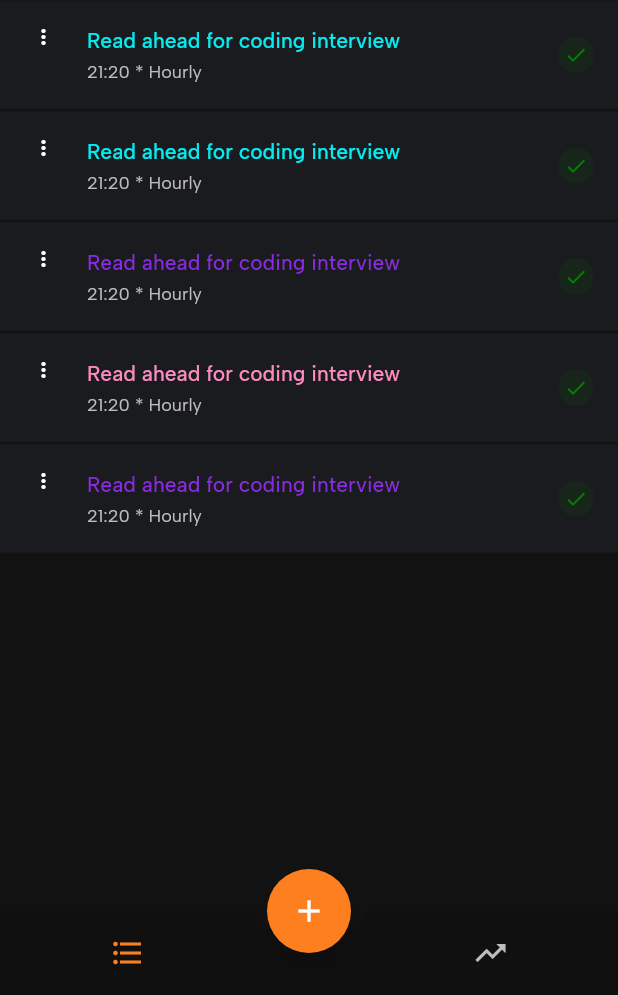
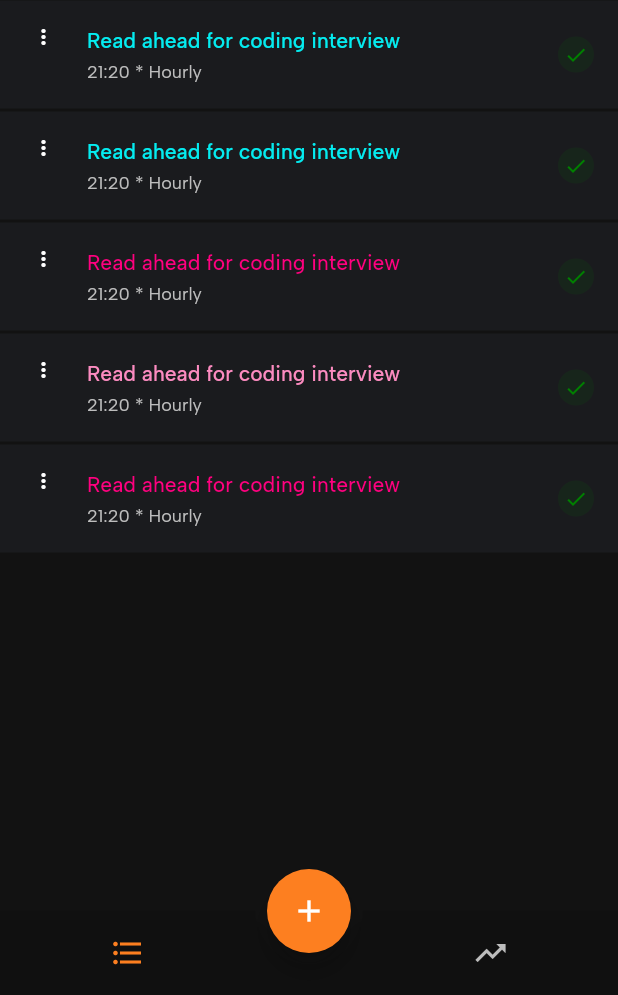
Before and after one commit to JustineUgo/routine_checker, a Flutter app: the screen it shows after launch, on a phone screen of 412 x 824 dp, the part 241-1236 px from its top. Run offline on Flutter 3.47's test engine with Material 2 defaults, Android fonts, the phone set to English and light mode, and no system bars; drawn by our look-alikes of animated_bottom_navigation_bar; our stand-ins replace fluttertoast, get.

Commit message:
changed color

```diff
--- a/lib/app/utils/color/color.dart
+++ b/lib/app/utils/color/color.dart
@@ -14,7 +14,7 @@ Color grey = Colors.grey[400]!;
 
 //frequency colors
 Color hourly = const Color(0xff04ECF0);
-Color daily = const Color(0xff8a2be2);
+Color daily = const Color(0xffff007f);
 Color weekly = const Color(0xffFC8BC0);
 Color monthly = const Color(0xff32CD30);
 Color yearly = const Color(0xffFFA384);
```
